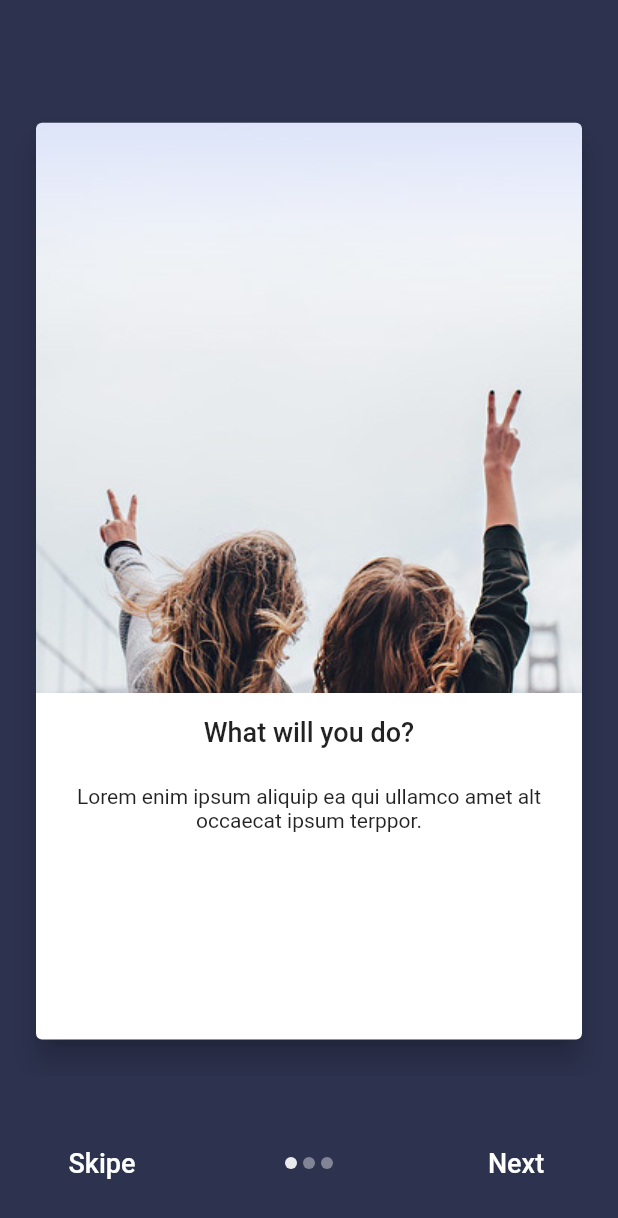
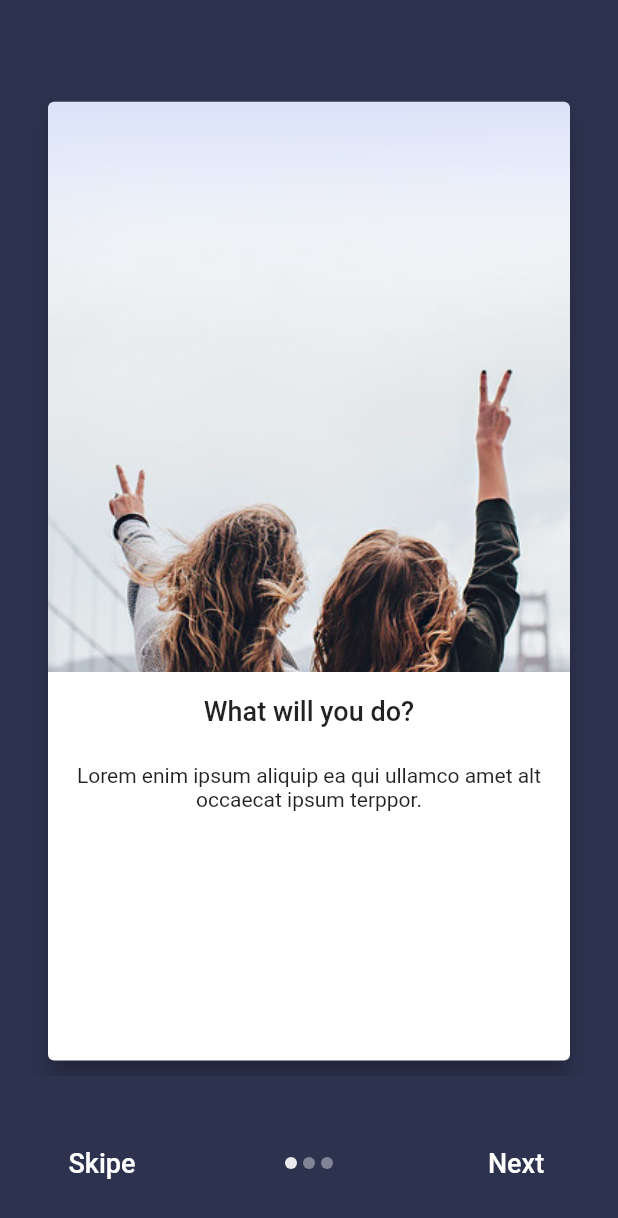
Before and after one commit to flashing99/mountify_ui_kit, a Flutter app: the OnBoardingTwo screen opened directly, on a phone screen of 412 x 824 dp. Shown: the top 1218 px of the screen. Run offline on Flutter 3.47's test engine with Material 2 defaults, Android fonts, the phone set to English and light mode, and no system bars; drawn by our look-alikes of carousel_slider; our stand-ins replace font_awesome_flutter.

Commit message:
modifing a  margine  Card Widget

```diff
--- a/lib/screens/on_boarding/on_boarding_two.dart
+++ b/lib/screens/on_boarding/on_boarding_two.dart
@@ -31,7 +31,7 @@ class _OnBoardingTwoState extends State<OnBoardingTwo> {
     imgList,
     (index, i) {
       return Card(
-        margin: EdgeInsets.all(24),
+        margin: EdgeInsets.symmetric(horizontal: 32, vertical: 10),
 
         elevation: 8.0,
         clipBehavior: Clip.antiAliasWithSaveLayer,
@@ -99,10 +99,10 @@ class _OnBoardingTwoState extends State<OnBoardingTwo> {
       //   title: Text('Onboarding1'),
       // ),
       body: Container(
-        //height: 400,
-        //color: Colors.cyan,
         //padding: EdgeInsets.only(top: MediaQuery.of(context).size.height * .10),
-        padding: EdgeInsets.only(top: 48),
+        padding: EdgeInsets.only(
+          top: 48,
+        ),
         child:
             Column(mainAxisAlignment: MainAxisAlignment.spaceAround, children: [
           Flexible(
```
